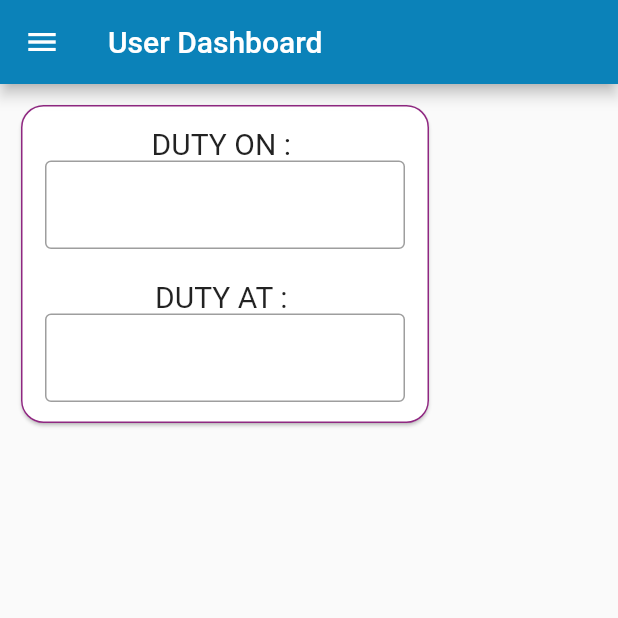
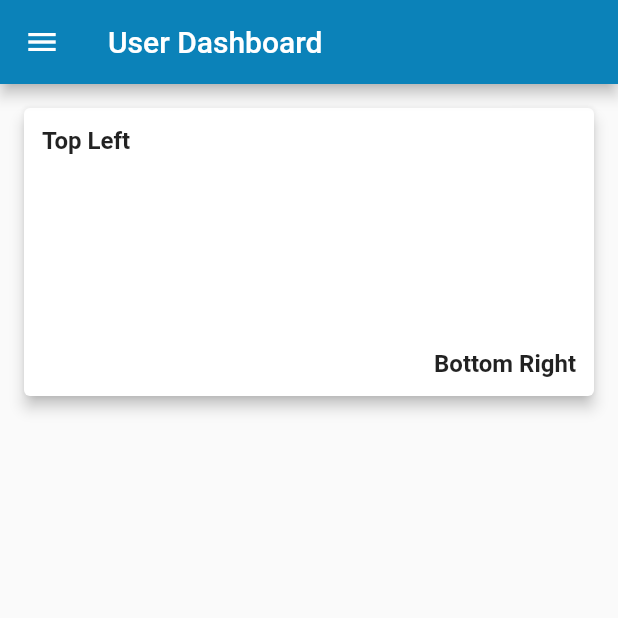
Before and after one commit to Practical02/exam-duty, a Flutter app: the screen it shows after launch, on a phone screen of 412 x 824 dp, the top half of it. Run offline on Flutter 3.47's test engine with Material 2 defaults, Android fonts, the light colour scheme and no system bars.

Commit message:
fixed cards

```diff
--- a/lib/screens/user_dashboard.dart
+++ b/lib/screens/user_dashboard.dart
@@ -15,7 +15,7 @@ class _UserDashboardState extends State<UserDashboard> {
       home: Scaffold(
           appBar: AppBar(
             title: const Text('User Dashboard'),
-            backgroundColor: Color.fromARGB(255, 11, 130, 185),
+            backgroundColor: const Color.fromARGB(255, 11, 130, 185),
           ),
           drawer: Drawer(
             child: ListView(
@@ -47,7 +47,7 @@ class _UserDashboardState extends State<UserDashboard> {
                   title: const Text(' Dashboard '),
                   onTap: () {
                     Navigator.of(context).pushReplacement(MaterialPageRoute(
-                      builder: (context) => UserDashboard(),
+                      builder: (context) => const UserDashboard(),
                     ));
                   },
                 ),
@@ -56,71 +56,68 @@ class _UserDashboardState extends State<UserDashboard> {
                   title: const Text('LogOut'),
                   onTap: () {
                     Navigator.of(context).pushReplacement(MaterialPageRoute(
-                      builder: (context) => LoginPage(),
+                      builder: (context) => const LoginPage(),
                     ));
                   },
                 ),
               ],
             ),
           ), //Drawer
-          body: Align(
+          body: const Align(
             alignment: Alignment.topLeft,
-            child: Mycard(),
+            child: MyCard(),
           )),
     );
   }
 }
 
-class Mycard extends StatelessWidget {
-  const Mycard({super.key});
+class MyCard extends StatelessWidget {
+  const MyCard({super.key});
+
   @override
   Widget build(BuildContext context) {
-    return Container(
-        width: 300,
-        height: 240,
-        padding: new EdgeInsets.all(10.0),
-        child: Card(
-            shape: RoundedRectangleBorder(
-                borderRadius: BorderRadius.circular(15.0),
-                side: BorderSide(
-                  color: Color.fromARGB(255, 143, 40, 129),
-                )),
-            child: Column(mainAxisSize: MainAxisSize.min, children: <Widget>[
-              ListTile(
-                title: Row(
+    return Padding(
+      padding: const EdgeInsets.all(12.0),
+      child: Container(
+        alignment: Alignment.topCenter,
+        width: double.infinity, // Set width to the device width
+        height: 200, // Set height to 200
+        child: const Card(
+          elevation: 4, // Add elevation to make it look like a card
+          child: Stack(
             children: <Widget>[
-                    Expanded(
-                        child: Column(
-                      children: [
-                        SizedBox(height: 10),
-                        Text(
-                          'DUTY ON : ',
-                          style: TextStyle(fontSize: 20.0),
-                        ),
-                        TextField(
-                          readOnly: true,
-                          decoration: InputDecoration(
-                            border: OutlineInputBorder(),
-                            hintStyle: TextStyle(fontSize: .0),
+              // Text in the top-left corner
+              Align(
+                alignment: Alignment.topLeft,
+                child: Padding(
+                  padding: EdgeInsets.all(12.0),
+                  child: Text(
+                    'Top Left',
+                    style: TextStyle(
+                      fontSize: 16,
+                      fontWeight: FontWeight.bold,
                     ),
                   ),
-                        SizedBox(height: 20),
-                        Text(
-                          'DUTY AT : ',
-                          style: TextStyle(fontSize: 20.0),
                 ),
-                        TextField(
-                          readOnly: true,
-                          decoration: InputDecoration(
-                            border: OutlineInputBorder(),
-                            hintStyle: TextStyle(fontSize: .0),
               ),
-                        )
-                      ],
-                    )),
+              // Text in the bottom-right corner
+              Align(
+                alignment: Alignment.bottomRight,
+                child: Padding(
+                  padding: EdgeInsets.all(12.0),
+                  child: Text(
+                    'Bottom Right',
+                    style: TextStyle(
+                      fontSize: 16,
+                      fontWeight: FontWeight.bold,
+                    ),
+                  ),
+                ),
+              ),
             ],
           ),
-              )
-            ])));
+        ),
+      ),
+    );
   }
 }
```
Lines whose indentation alone changed are shown as unchanged.
